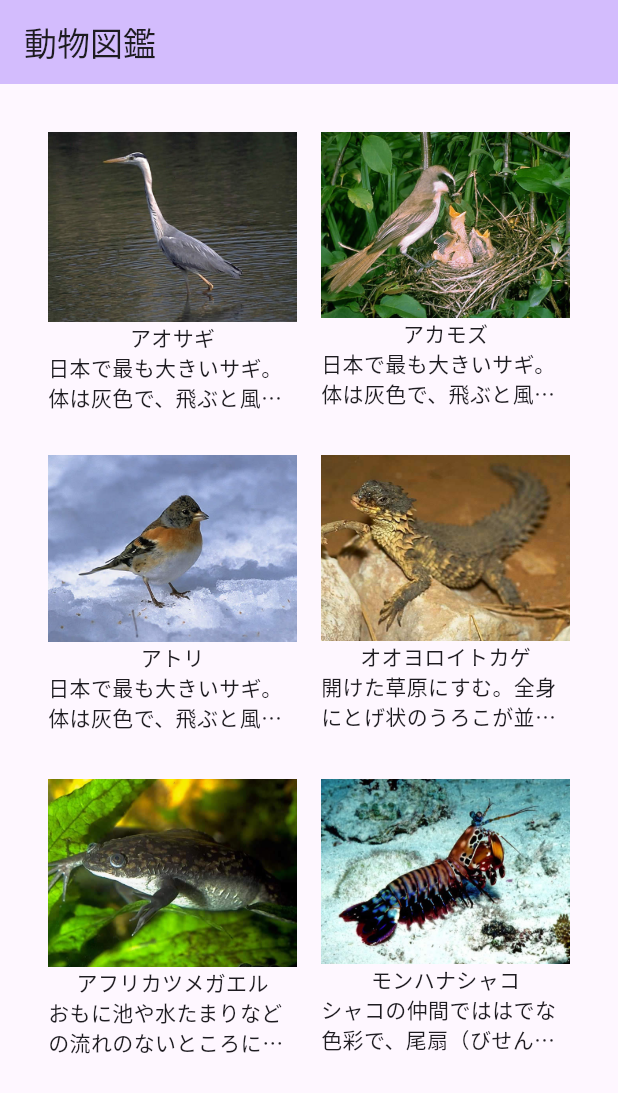
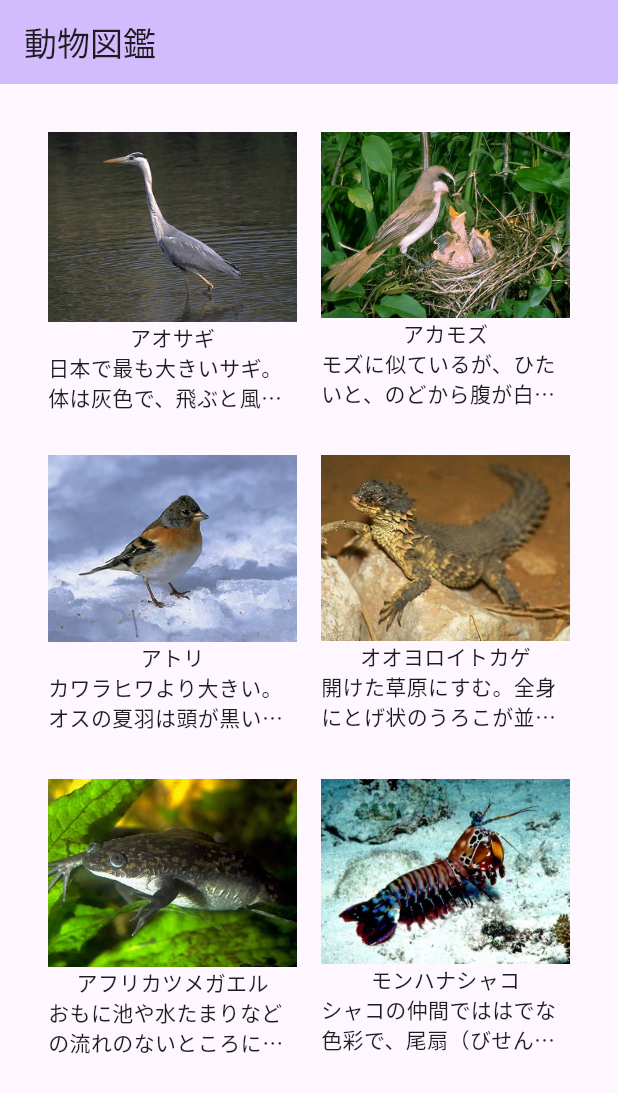
Before and after one commit to kakimotos/animal_cards, a Flutter app: the screen it shows after launch, on a phone screen of 412 x 824 dp. Shown: the top 1093 px of the screen. Run offline on Flutter 3.47's test engine with Material 3 defaults, Android fonts, the phone set to English and light mode, and no system bars.

Commit message:
動物データの内容、コピペミスを修正

```diff
--- a/lib/data/animals_data.dart
+++ b/lib/data/animals_data.dart
@@ -9,7 +9,7 @@ Map<String, dynamic> animal1 = {
 
 Map<String, dynamic> animal2 = {
   'name': 'アカモズ',
-  'description': '日本で最も大きいサギ。体は灰色で、飛ぶと風切羽の黒が目立つ。成鳥には、頭に黒い冠羽（かんむりばね）がある。よく見ると、眼の上に黒い模様がある。海岸や干潟、川、湖沼、水田などで、魚やカエルなどをとらえて食べる。ほかのサギ類と集団で繁殖することもあるが、アオサギだけのコロニー（集団繁殖地）をつくることが多い。',
+  'description': 'モズに似ているが、ひたいと、のどから腹が白い。頭から背、尾は赤茶色。翼には白い模様がない。眼をおおうように、くちばしの根元から黒い線が出る。平地から山地の明るい林やしげった林のふち、やぶのある草原などにすむ。おもに昆虫を食べ、小鳥やカエルなどをおそうことがある。大きいえものは足でつかむが、普通はくちばしでくわえる。環境省のレッドリストの絶滅危惧ⅠB類に指定されている。',
   'type': '鳥類',
   'origin': '日本',
   'size': '20cm',
@@ -18,7 +18,7 @@ Map<String, dynamic> animal2 = {
 
 Map<String, dynamic> animal3 = {
   'name': 'アトリ',
-  'description': '日本で最も大きいサギ。体は灰色で、飛ぶと風切羽の黒が目立つ。成鳥には、頭に黒い冠羽（かんむりばね）がある。よく見ると、眼の上に黒い模様がある。海岸や干潟、川、湖沼、水田などで、魚やカエルなどをとらえて食べる。ほかのサギ類と集団で繁殖することもあるが、アオサギだけのコロニー（集団繁殖地）をつくることが多い。',
+  'description': 'カワラヒワより大きい。オスの夏羽は頭が黒い。オスの冬羽とメスの頭は灰色がかったかっ色。飛ぶと、黒い尾と腰の白のパターンが目立つ。山地の林にすみ、地上で草の種子などを食べる。ときには平地の畑や水田などでもえさをとる。年によって数万、数十万羽の群れがやってくることがある。これは繁殖地での個体数の増減に関係がある。',
   'type': '鳥類',
   'origin': '日本',
   'size': '16cm',
```
